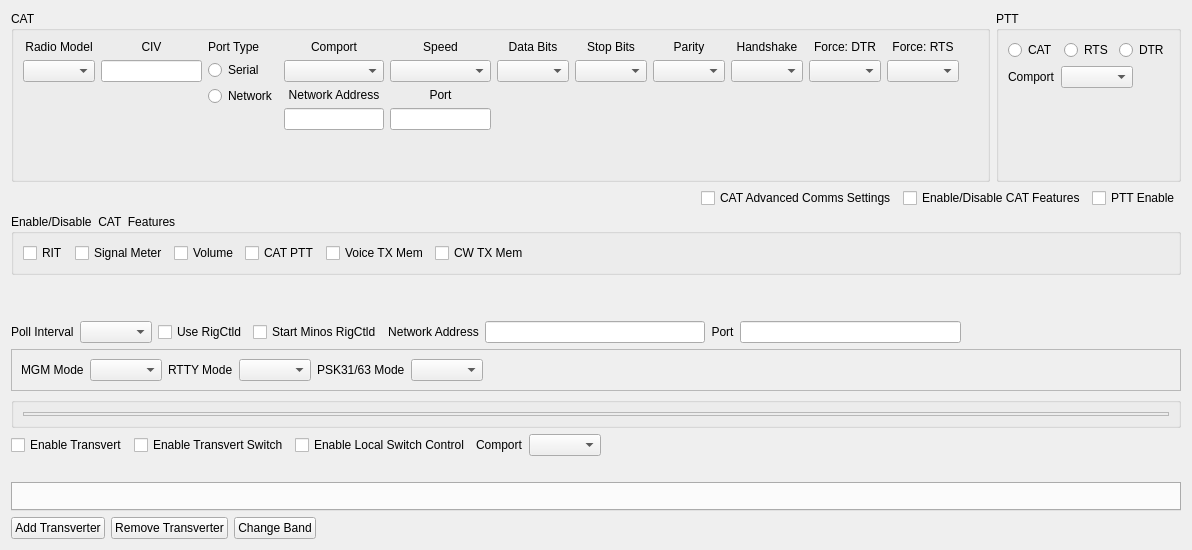
The window that mqt/MqtRigControl/rigsetupform.ui (Rsclub22/Minos2-Mirror) describes before a commit, drawn with Qt 5.
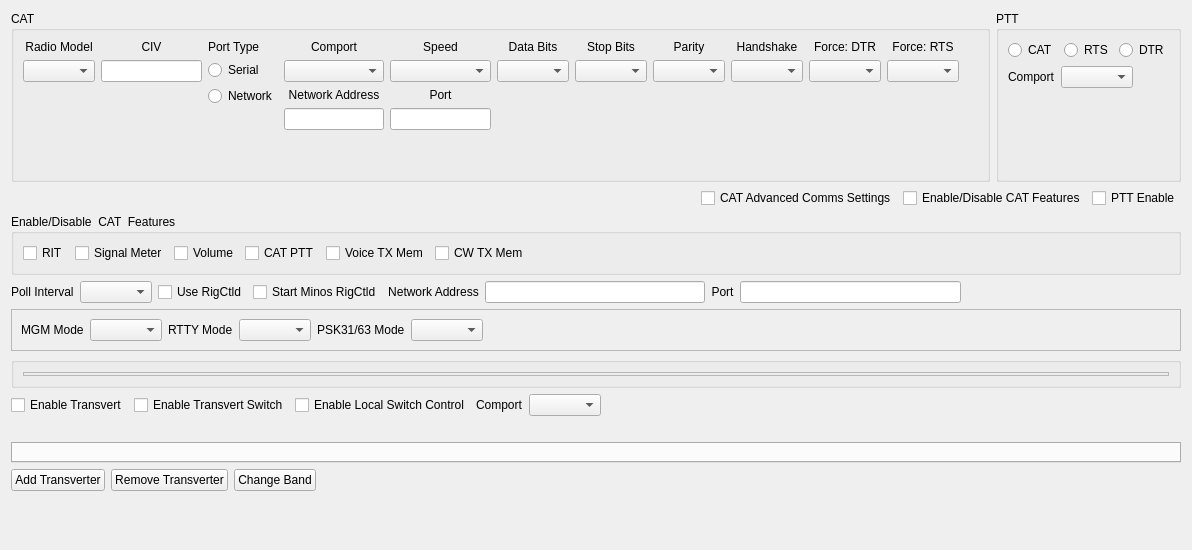
The same window after the commit. Custom widgets are drawn as their Qt base class.

What changed in the file:
```diff
--- a/mqt/MqtRigControl/rigsetupform.ui
+++ b/mqt/MqtRigControl/rigsetupform.ui
@@ -660,19 +660,6 @@
        </item>
       </layout>
      </item>
-     <item>
-      <spacer name="verticalSpacer_13">
-       <property name="orientation">
-        <enum>Qt::Vertical</enum>
-       </property>
-       <property name="sizeHint" stdset="0">
-        <size>
-         <width>20</width>
-         <height>40</height>
-        </size>
-       </property>
-      </spacer>
-     </item>
     </layout>
    </item>
    <item>
@@ -937,6 +924,19 @@
      </item>
     </layout>
    </item>
+   <item>
+    <spacer name="verticalSpacer_13">
+     <property name="orientation">
+      <enum>Qt::Vertical</enum>
+     </property>
+     <property name="sizeHint" stdset="0">
+      <size>
+       <width>20</width>
+       <height>40</height>
+      </size>
+     </property>
+    </spacer>
+   </item>
   </layout>
  </widget>
  <customwidgets>
```
